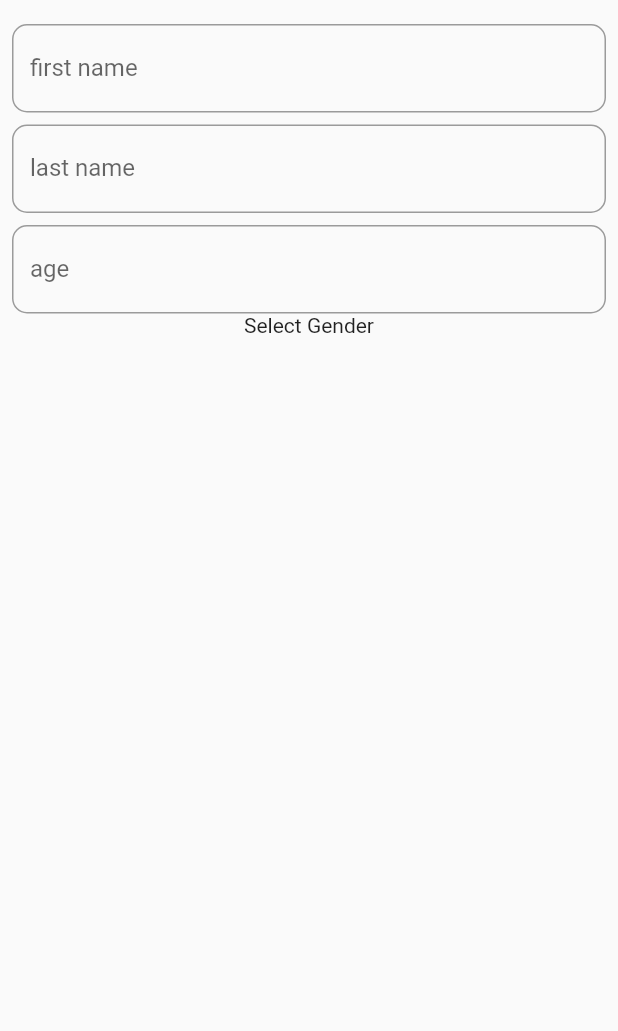
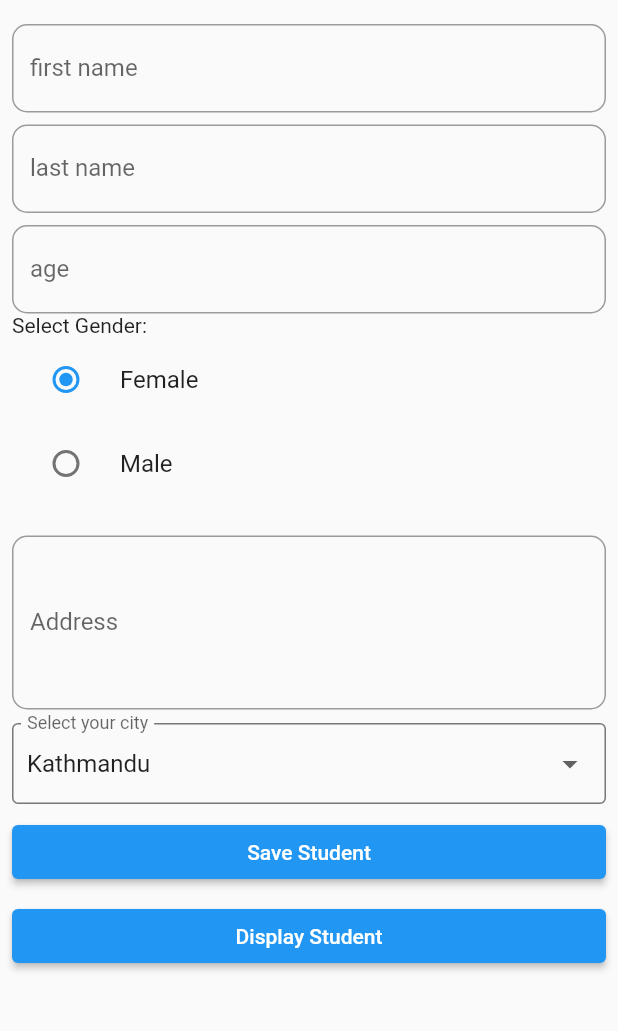
Before and after one commit to aditi002/flutter-lab-classworks, a Flutter app: the ui_view screen opened by its route, on a phone screen of 412 x 824 dp, the part 84-1115 px from its top. Run offline on Flutter 3.47's test engine with Material 2 defaults, Android fonts, the phone set to English and light mode, and no system bars.

Commit message:
student details updated

```diff
--- a/lib/app.dart
+++ b/lib/app.dart
@@ -8,6 +8,7 @@ import 'package:flutter_lab/view/name_view.dart';
 import 'package:flutter_lab/view/number_view.dart';
 import 'package:flutter_lab/view/output_view.dart';
 import 'package:flutter_lab/view/ui_view.dart';
+import 'package:flutter_lab/view/uidetails_view.dart';
 
 import 'view/dashboard.dart';
 import 'view/richText_view.dart';
@@ -34,7 +35,7 @@ class App extends StatelessWidget {
         '/containerRoute': (context) => const ContainerView(),
         '/loadimageRoute': (context) => const loadImageView(),
         '/uiRoute':(context) => const ui_view(),
-
+        '/detailRoute':(context) => const Detail_view(),
 
       },
     );
--- a/lib/view/ui_view.dart
+++ b/lib/view/ui_view.dart
@@ -1,4 +1,5 @@
 import 'package:flutter/material.dart';
+enum Gendergroup{female,male}
 
 class ui_view extends StatefulWidget {
   const ui_view({super.key});
@@ -8,6 +9,20 @@ class ui_view extends StatefulWidget {
 }
 
 class _ui_viewState extends State<ui_view> {
+  Gendergroup _gender = Gendergroup.female ;
+
+  //for dropdown
+String selectedCity = 'Kathmandu';
+  final List<String> cities = [
+    'Kathmandu',
+    'Pokhara',
+    'Bardiya',
+    'Dhandagi',
+    'Kailali',
+    'Surkhet',
+    'Butwal',
+  ];
+
   @override
   Widget build(BuildContext context) {
     return Scaffold(
@@ -18,9 +33,12 @@ class _ui_viewState extends State<ui_view> {
       ),
       body: SingleChildScrollView(
         child: Padding(
+
           padding:const EdgeInsets.all(8.0),
           child: Form(
+
             child: Column(
+              crossAxisAlignment: CrossAxisAlignment.stretch,
               children: [
                 const SizedBox(height: 8),
                 TextFormField(
@@ -68,10 +86,101 @@ class _ui_viewState extends State<ui_view> {
                     return null;
                   },
                 ),
-                const Text(
-                  'Select Gender',
-                  textAlign: TextAlign.left,
+
+                //radio button
+                 Container(
+                  alignment: Alignment.topLeft,
+                  child: const Text("Select Gender:"),
                 ),
+                RadioListTile(
+                  value: Gendergroup.female,
+                    title: const Text("Female"),
+                    groupValue: _gender,
+                    onChanged: (value){
+                      setState(() {
+                          _gender = value!;
+                       });
+                    },
+                ),
+
+                RadioListTile<Gendergroup>(
+                  value: Gendergroup.male,
+                    title: const Text("Male"),
+                    groupValue: _gender,
+                    onChanged: (value){
+                      setState(() {
+                        _gender = value!;
+                       });
+                    },
+                ),
+                const SizedBox(height: 20),
+                TextFormField(
+                  maxLines: null,
+                  minLines: 4,
+                  decoration: InputDecoration(
+                    labelText: "Address",
+                    border: OutlineInputBorder(
+                      borderRadius: BorderRadius.circular(10)
+                      )
+                  ),
+                  validator: (value){
+                    if(value!.isEmpty){
+                      return "Please provide address";
+                    }
+                    return null;
+                  },
+                ),
+                //dropdown
+                              const SizedBox(height: 9),
+              DropdownButtonFormField<String>(
+                value: selectedCity,
+                onChanged: (String? value){
+                  setState(() {
+                    selectedCity = value!;
+                  });
+                },
+                items: cities
+                    .map((city) => DropdownMenuItem(
+                       value: city,
+                       child: Text(city),
+                    ))
+                    .toList(),
+                decoration: const InputDecoration(
+                  labelText: 'Select your city',
+                  contentPadding: EdgeInsets.symmetric(vertical: 15.0,horizontal: 10.0),
+                  border: OutlineInputBorder(
+                    borderRadius: BorderRadius.all(Radius.circular(10)),
+                  ),
+                  enabledBorder: OutlineInputBorder(
+                    borderSide: BorderSide(
+                      color: Color.fromARGB(255, 119, 119, 119),
+                    ),
+                  ),
+                  focusedBorder: OutlineInputBorder(
+                    borderSide: BorderSide(
+                      color: Color.fromARGB(255, 119, 119, 119),
+                    ),
+                  ),
+                ),
+              ),
+              //buttons
+
+            const SizedBox(height: 8),
+            ElevatedButton(
+              onPressed: () {
+
+              //Navigator.pushNamed(context, '/uiRoute');
+              },
+              child: const Text('Save Student'),
+            ),
+            const SizedBox(height: 8),
+            ElevatedButton(
+              onPressed: () {
+
+              Navigator.pushNamed(context, '/detailRoute');
+              },
+              child: const Text('Display Student'),
+            ),
 
               ]
               ),
```
Also changed, not shown: lib/view/uidetails_view.dart (added, +62 -0 lines).
